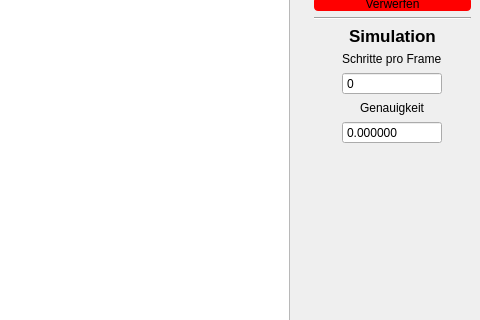
This is ui_Main_Window.ui in Corvus-XOS/Gravitationssimulation as Qt 5 draws it before an edit; both pictures show x 370 to 850 and y 436 to 756 of the 850 by 850 pixel window. The edited form follows.
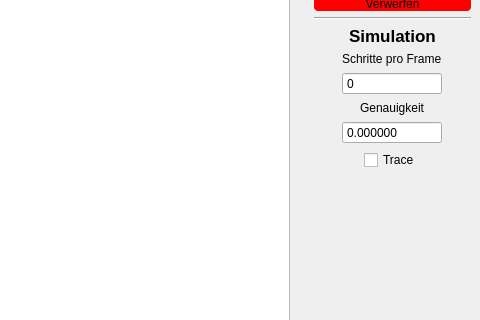
This is the edited form. Icons and pictures are not drawn.

Commit message: Trace Checkbox hinzugefügt und Farbe von black auf white geändert

What changed in the file:
```diff
--- a/ui_Main_Window.ui
+++ b/ui_Main_Window.ui
@@ -467,6 +467,13 @@
          </property>
         </widget>
        </item>
+       <item alignment="Qt::AlignmentFlag::AlignHCenter">
+        <widget class="QCheckBox" name="checkTrace">
+         <property name="text">
+          <string>Trace</string>
+         </property>
+        </widget>
+       </item>
        <item>
         <spacer name="verticalSpacer">
          <property name="orientation">
```
The commit also changes 3 other files.
